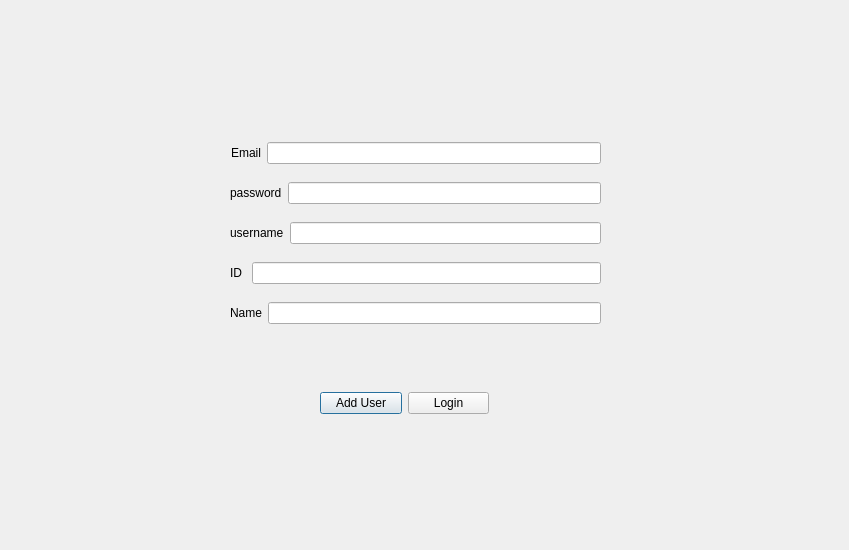
The window that adduserwindow.ui (mehreen019/notebox) describes before a commit, drawn with Qt 5.
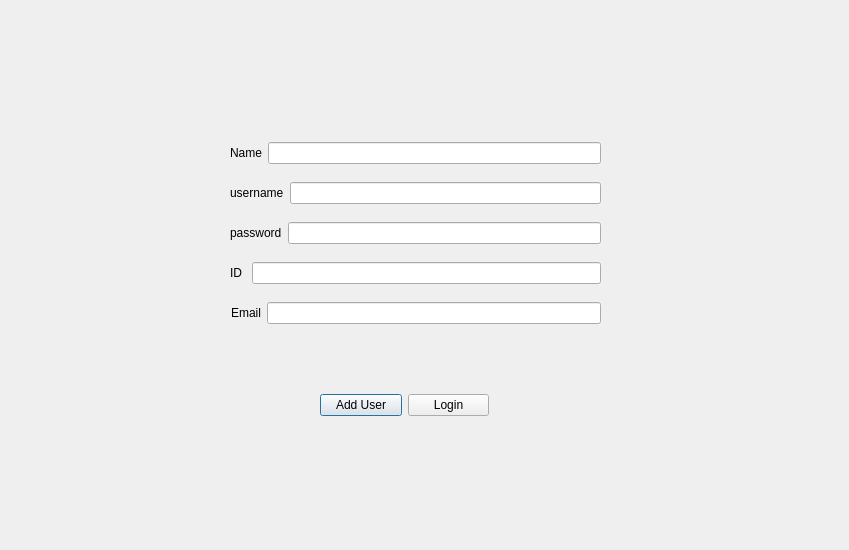
The same window after the commit.

```diff
--- a/adduserwindow.ui
+++ b/adduserwindow.ui
@@ -19,7 +19,7 @@
   <property name="windowTitle">
    <string>Dialog</string>
   </property>
-  <widget class="QWidget" name="">
+  <widget class="QWidget" name="layoutWidget">
    <property name="geometry">
     <rect>
      <x>230</x>
@@ -30,20 +30,11 @@
    </property>
    <layout class="QVBoxLayout" name="verticalLayout">
     <item>
-     <layout class="QHBoxLayout" name="horizontalLayout">
+     <layout class="QHBoxLayout" name="horizontalLayout_5">
       <item>
-       <widget class="QLabel" name="label_5">
-        <property name="minimumSize">
-         <size>
-          <width>31</width>
-          <height>0</height>
-         </size>
-        </property>
+       <widget class="QLabel" name="label_3">
         <property name="text">
-         <string>Email</string>
-        </property>
-        <property name="scaledContents">
-         <bool>false</bool>
+         <string>Name</string>
         </property>
         <property name="alignment">
          <set>Qt::AlignRight|Qt::AlignTrailing|Qt::AlignVCenter</set>
@@ -51,7 +42,21 @@
        </widget>
       </item>
       <item>
-       <widget class="QLineEdit" name="lineEdit_email"/>
+       <widget class="QLineEdit" name="lineEdit_name"/>
+      </item>
+     </layout>
+    </item>
+    <item>
+     <layout class="QHBoxLayout" name="horizontalLayout_3">
+      <item>
+       <widget class="QLabel" name="label">
+        <property name="text">
+         <string>username</string>
+        </property>
+       </widget>
+      </item>
+      <item>
+       <widget class="QLineEdit" name="lineEdit_userName"/>
       </item>
      </layout>
     </item>
@@ -73,20 +78,6 @@
       </item>
      </layout>
     </item>
-    <item>
-     <layout class="QHBoxLayout" name="horizontalLayout_3">
-      <item>
-       <widget class="QLabel" name="label">
-        <property name="text">
-         <string>username</string>
-        </property>
-       </widget>
-      </item>
-      <item>
-       <widget class="QLineEdit" name="lineEdit_userName"/>
-      </item>
-     </layout>
-    </item>
     <item>
      <layout class="QHBoxLayout" name="horizontalLayout_4">
       <item>
@@ -108,11 +99,20 @@
      </layout>
     </item>
     <item>
-     <layout class="QHBoxLayout" name="horizontalLayout_5">
+     <layout class="QHBoxLayout" name="horizontalLayout">
       <item>
-       <widget class="QLabel" name="label_3">
+       <widget class="QLabel" name="label_5">
+        <property name="minimumSize">
+         <size>
+          <width>31</width>
+          <height>0</height>
+         </size>
+        </property>
         <property name="text">
-         <string>Name</string>
+         <string>Email</string>
+        </property>
+        <property name="scaledContents">
+         <bool>false</bool>
         </property>
         <property name="alignment">
          <set>Qt::AlignRight|Qt::AlignTrailing|Qt::AlignVCenter</set>
@@ -120,19 +120,19 @@
        </widget>
       </item>
       <item>
-       <widget class="QLineEdit" name="lineEdit_name"/>
+       <widget class="QLineEdit" name="lineEdit_email"/>
       </item>
      </layout>
     </item>
    </layout>
   </widget>
-  <widget class="QWidget" name="">
+  <widget class="QWidget" name="layoutWidget">
    <property name="geometry">
     <rect>
      <x>320</x>
      <y>390</y>
      <width>169</width>
-     <height>27</height>
+     <height>31</height>
     </rect>
    </property>
    <layout class="QHBoxLayout" name="horizontalLayout_6">
```
